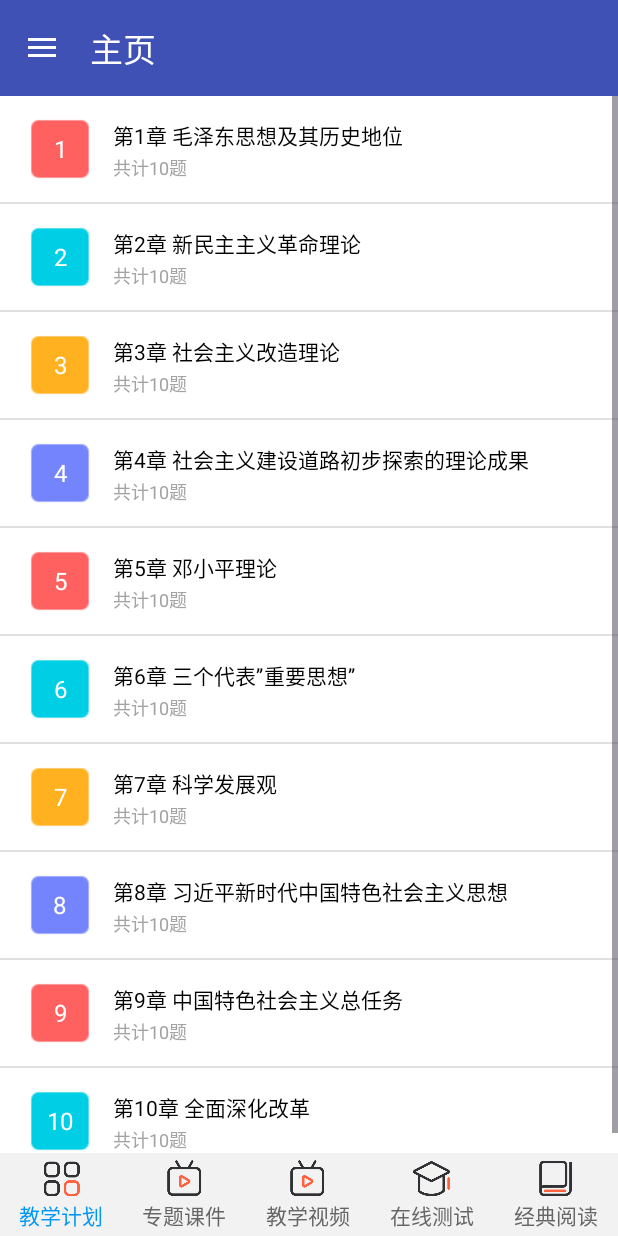
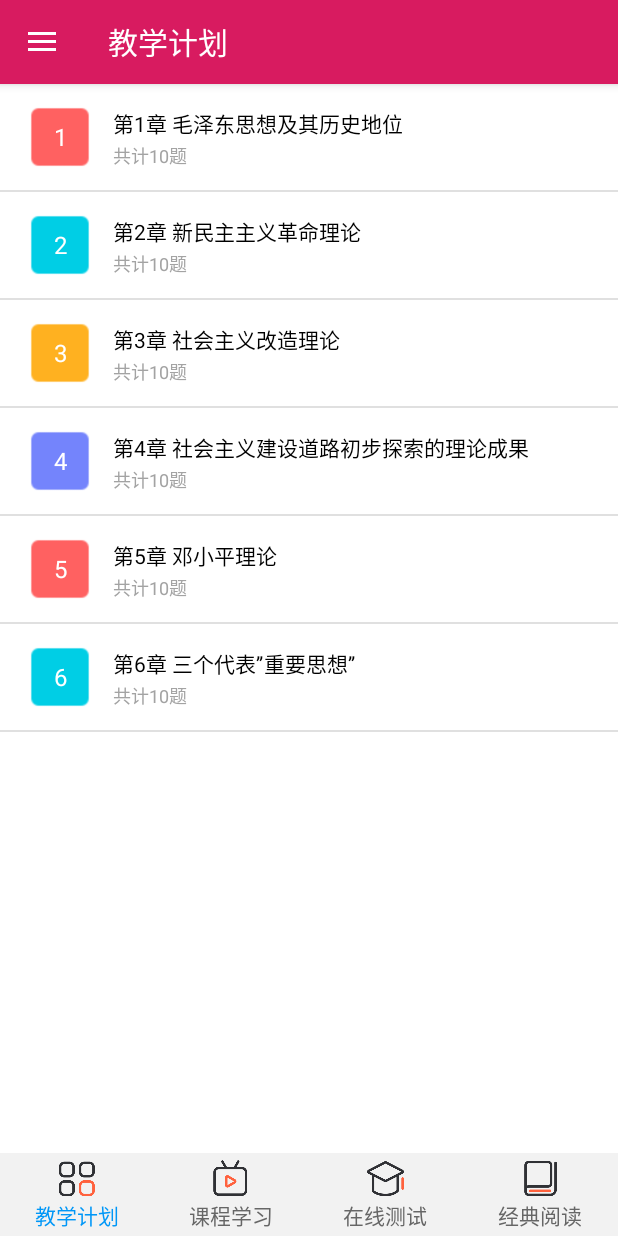
Before and after one commit to lrui1/sixianglearning, an Android app: the fragment ExercisesFragment placed in its activity, on a phone screen of 412 x 824 dp. Run offline under Robolectric (Android 15) with nearby library versions, the phone set to English and light mode, and no system bars; our stand-ins replace navigation-ui.

Commit message:
change the style and do the video play

```diff
--- a/app/src/main/AndroidManifest.xml
+++ b/app/src/main/AndroidManifest.xml
@@ -11,10 +11,12 @@
         android:roundIcon="@mipmap/ic_launcher_round"
         android:supportsRtl="true"
         android:theme="@style/Theme.JmuLearningApp"
-        tools:targetApi="31">
+        tools:targetApi="31"
+        android:usesCleartextTraffic="true">
         <activity
             android:name=".MainActivity"
-            android:exported="true">
+            android:exported="true"
+            android:theme="@style/AppTheme.NoActionBar">
             <intent-filter>
                 <action android:name="android.intent.action.MAIN" />
 
--- a/app/src/main/java/com/example/jmulearningapp/MainActivity.java
+++ b/app/src/main/java/com/example/jmulearningapp/MainActivity.java
@@ -71,7 +71,7 @@ public class MainActivity extends AppCompatActivity  implements View.OnClickList
         NavController navController = Navigation.findNavController(this, R.id.nav_host_fragment);
         NavigationUI.setupActionBarWithNavController(this, navController, mAppBarConfiguration);
         NavigationUI.setupWithNavController(navigationView, navController);
-        setSelectStatus(3);
+        setSelectStatus(0);
         LinearLayout line=(LinearLayout) findViewById(R.id.line_all);
         line.setVisibility(View.INVISIBLE);
     }
@@ -96,16 +96,16 @@ public class MainActivity extends AppCompatActivity  implements View.OnClickList
     public void onClick(View v) {
         int viewId = v.getId();
         if (viewId == R.id.main_bottom_bar) {
-            setSelectStatus(3);
+            setSelectStatus(0);
         } else if (viewId == R.id.bottom_bar_course_btn) {
             // getSupportFragmentManager().beginTransaction().add(R.id.main_body,new CourseFragment()).commit();
-            setSelectStatus(0);
+            setSelectStatus(1);
         } else if (viewId == R.id.bottom_bar_exercises_btn) {
             // getSupportFragmentManager().beginTransaction().add(R.id.main_body,new ExercisesFragment()).commit();
-            setSelectStatus(1);
+            setSelectStatus(2);
         } else if (viewId == R.id.bottom_bar_read_btn) {
             // getSupportFragmentManager().beginTransaction().add(R.id.main_body,new MyinfoFragment()).commit();
-            setSelectStatus(2);
+            setSelectStatus(3);
         }
     }
 
@@ -134,13 +134,13 @@ public class MainActivity extends AppCompatActivity  implements View.OnClickList
         bottom_bar_exercises_btn.setOnClickListener(this);
         bottom_bar_read_btn.setOnClickListener(this);
         main_bottom_bar.setOnClickListener(this);
-        tv_main_title.setText("毛概课程");
+        tv_main_title.setText("思想道德课程");
         title_bar.setBackgroundColor(Color.parseColor("#30B4FF"));
     }
 
     private void setMain() {
         this.getSupportFragmentManager().beginTransaction().add(R.id.main_body,new HomeFragment()).commit();
-        setSelectStatus(2);
+        setSelectStatus(0);
     }
 
     private void setSelectStatus(int index) {
@@ -149,6 +149,21 @@ public class MainActivity extends AppCompatActivity  implements View.OnClickList
 
         switch (index){
             case 0:
+                bottom_bar_image_main.setImageResource(R.drawable.main_my_icon_selected);
+                bottom_bar_text_main.setTextColor(Color.parseColor("#0097F7"));
+                bottom_bar_text_read.setTextColor(Color.parseColor("#666666"));
+                bottom_bar_text_course.setTextColor(Color.parseColor("#666666"));
+                bottom_bar_text_exercises.setTextColor(Color.parseColor("#666666"));
+
+                bottom_bar_image_exercises.setImageResource(R.drawable.main_exercises_icon);
+                bottom_bar_image_course.setImageResource(R.drawable.main_course_icon);
+                bottom_bar_image_read.setImageResource(R.drawable.main_read_icon);
+                getSupportFragmentManager().beginTransaction().replace(R.id.main_body,new HomeFragment()).commit();
+                tv_main_title.setText("教学计划");
+                line.setVisibility(View.VISIBLE);
+                toolbar.setTitle("教学计划");
+                break;
+            case 1:
                 bottom_bar_image_course.setImageResource(R.drawable.main_course_icon_selected);
                 bottom_bar_text_course.setTextColor(Color.parseColor("#0097F7"));
                 bottom_bar_text_exercises.setTextColor(Color.parseColor("#666666"));
@@ -164,7 +179,7 @@ public class MainActivity extends AppCompatActivity  implements View.OnClickList
                 line.setVisibility(View.VISIBLE);
                 toolbar.setTitle("课程");
                 break;
-            case 1:
+            case 2:
                 bottom_bar_image_exercises.setImageResource(R.drawable.main_exercises_icon_selected);
                 bottom_bar_text_exercises.setTextColor(Color.parseColor("#0097F7"));
                 bottom_bar_text_course.setTextColor(Color.parseColor("#666666"));
@@ -180,7 +195,7 @@ public class MainActivity extends AppCompatActivity  implements View.OnClickList
                 line.setVisibility(View.VISIBLE);
                 toolbar.setTitle("在线测试");
                 break;
-            case 2:
+            case 3:
                 bottom_bar_image_read.setImageResource(R.drawable.main_read_icon_selected);
                 bottom_bar_text_read.setTextColor(Color.parseColor("#0097F7"));
                 bottom_bar_text_course.setTextColor(Color.parseColor("#666666"));
@@ -197,21 +212,6 @@ public class MainActivity extends AppCompatActivity  implements View.OnClickList
                 line.setVisibility(View.VISIBLE);
                 toolbar.setTitle("经典阅读");
                 break;
-            case 3:
-                bottom_bar_image_main.setImageResource(R.drawable.main_my_icon_selected);
-                bottom_bar_text_main.setTextColor(Color.parseColor("#0097F7"));
-                bottom_bar_text_read.setTextColor(Color.parseColor("#666666"));
-                bottom_bar_text_course.setTextColor(Color.parseColor("#666666"));
-                bottom_bar_text_exercises.setTextColor(Color.parseColor("#666666"));
-
-                bottom_bar_image_exercises.setImageResource(R.drawable.main_exercises_icon);
-                bottom_bar_image_course.setImageResource(R.drawable.main_course_icon);
-                bottom_bar_image_read.setImageResource(R.drawable.main_read_icon);
-                getSupportFragmentManager().beginTransaction().replace(R.id.main_body,new HomeFragment()).commit();
-                tv_main_title.setText("主页");
-                line.setVisibility(View.VISIBLE);
-                toolbar.setTitle("主页");
-                break;
         }
     }
 
--- a/app/src/main/java/com/example/jmulearningapp/activity/VideoPlayActivity.java
+++ b/app/src/main/java/com/example/jmulearningapp/activity/VideoPlayActivity.java
@@ -41,20 +41,15 @@ public class VideoPlayActivity extends Activity {
         videoView = findViewById(R.id.videoView);
         controller = new MediaController(this);
         videoView.setMediaController(controller);
-        play();
-    }
 
-    private void play() {
         if(TextUtils.isEmpty(videoPath)){
             Toast.makeText(this,"本地没有此视频，暂无法播放", Toast.LENGTH_SHORT).show();
             return;
         }
-        //String uri = "android.resource://" + getPackageName() + "/" + R.raw.video11;
         Log.i("Video",videoPath);
         String uri = videoPath;
         Uri uri1 = Uri.parse(uri);
         videoView.setVideoURI(uri1);
-        //videoView.setVideoPath(uri);
         videoView.start();
     }
     @Override
--- a/app/src/main/java/com/example/jmulearningapp/fragment/CourseFragment.java
+++ b/app/src/main/java/com/example/jmulearningapp/fragment/CourseFragment.java
@@ -115,6 +115,7 @@ public class CourseFragment extends Fragment {
     private void initView(View view ){
         rv_list=view.findViewById(R.id.rv_list);
         adapter=new CourseListItemAdapter(getActivity());
+        // todo 进行合法性检查
         adapter.setData(rList);
         rv_list.setLayoutManager(new GridLayoutManager(getActivity(),3));
         rv_list.setAdapter(adapter);
--- a/app/src/main/java/com/example/jmulearningapp/fragment/ExercisesFragment.java
+++ b/app/src/main/java/com/example/jmulearningapp/fragment/ExercisesFragment.java
@@ -44,7 +44,7 @@ public class ExercisesFragment extends Fragment {
     //章节习题信息
     private void initData(){
         beanlist = new ArrayList<ExercisesBean>();
-        for (int i=0;i<10;i++){
+        for (int i=0;i<6;i++){
             ExercisesBean bean = new ExercisesBean();
             bean.id=(i+1);
             switch (i){
@@ -78,26 +78,6 @@ public class ExercisesFragment extends Fragment {
                     bean.content="共计10题";
                     bean.background=(R.drawable.exercises_bg_2);
                     break;
-                case 6:
-                    bean.title="第7章 科学发展观";
-                    bean.content="共计10题";
-                    bean.background=(R.drawable.exercises_bg_3);
-                    break;
-                case 7:
-                    bean.title="第8章 习近平新时代中国特色社会主义思想";
-                    bean.content="共计10题";
-                    bean.background=(R.drawable.exercises_bg_4);
-                    break;
-                case 8:
-                    bean.title="第9章 中国特色社会主义总任务";
-                    bean.content="共计10题";
-                    bean.background=(R.drawable.exercises_bg_1);
-                    break;
-                case 9:
-                    bean.title="第10章 全面深化改革";
-                    bean.content="共计10题";
-                    bean.background=(R.drawable.exercises_bg_2);
-                    break;
                 default:
                     break;
             }
--- a/app/src/main/java/com/example/jmulearningapp/fragment/HomeFragment.java
+++ b/app/src/main/java/com/example/jmulearningapp/fragment/HomeFragment.java
@@ -48,8 +48,6 @@ public class HomeFragment extends Fragment {
         if (getArguments() != null) {
             mContentText = getArguments().getString(ARG_SHOW_TEXT);
         }
-
-
     }
 
     @Override
@@ -69,6 +67,6 @@ public class HomeFragment extends Fragment {
         WebSettings settings = webview.getSettings();
         settings.setJavaScriptEnabled(true);
         //打开的网址
-        webview.loadUrl("http://47.100.53.114/plan/bg.html");
+        webview.loadUrl("https://www.jmu.edu.cn/");
     }
 }
--- a/app/src/main/res/layout/activity_video_play.xml
+++ b/app/src/main/res/layout/activity_video_play.xml
@@ -1,8 +1,9 @@
 <?xml version="1.0" encoding="utf-8"?>
-<RelativeLayout
-    xmlns:android="http://schemas.android.com/apk/res/android"
+<RelativeLayout xmlns:android="http://schemas.android.com/apk/res/android"
     android:layout_width="match_parent"
-    android:layout_height="match_parent">
+    android:layout_height="match_parent"
+    xmlns:tools="http://schemas.android.com/tools"
+    tools:context=".activity.VideoPlayActivity">
     <VideoView
         android:id="@+id/videoView"
         android:layout_width="match_parent"
--- a/app/src/main/res/layout/app_bar_main.xml
+++ b/app/src/main/res/layout/app_bar_main.xml
@@ -16,7 +16,7 @@
             android:id="@+id/toolbar"
             android:layout_width="match_parent"
             android:layout_height="?attr/actionBarSize"
-            android:background="?attr/colorPrimary"
+            android:background="@color/colorAccent"
             app:popupTheme="@style/AppTheme.PopupOverlay"/>
 
     </com.google.android.material.appbar.AppBarLayout>
@@ -82,7 +82,7 @@
                     android:id="@+id/bottom_bar_image_main"
                     android:src="@drawable/main_teach_icon"/>
             </RelativeLayout>
-            <!--专题课件-->
+            <!--课程学习-->
             <RelativeLayout
                 android:layout_weight="1"
                 android:id="@+id/bottom_bar_course_btn"
@@ -97,7 +97,7 @@
                     android:layout_marginBottom="3dp"
                     android:gravity="center"
                     android:singleLine="true"
-                    android:text="专题课件"
+                    android:text="课程学习"
                     android:textColor="#666666"
                     android:textSize="14sp"/>
                 <ImageView
@@ -108,34 +108,6 @@
                     android:layout_centerHorizontal="true"
                     android:layout_marginTop="3dp"
                     android:id="@+id/bottom_bar_image_course"
-                    android:src="@drawable/main_course_icon"/>
-            </RelativeLayout>
-            <!--教学视频-->
-            <RelativeLayout
-                android:layout_weight="1"
-                android:id="@+id/bottom_bar_video_btn"
-                android:layout_width="0dp"
-                android:layout_height="match_parent">
-                <TextView
-                    android:id="@+id/bottom_bar_text_video"
-                    android:layout_width="match_parent"
-                    android:layout_height="wrap_content"
-                    android:layout_alignParentBottom="true"
-                    android:layout_centerHorizontal="true"
-                    android:layout_marginBottom="3dp"
-                    android:gravity="center"
-                    android:singleLine="true"
-                    android:text="教学视频"
-                    android:textColor="#666666"
-                    android:textSize="14sp"/>
-                <ImageView
-                    android:layout_width="27dp"
-                    android:layout_height="27dp"
-                    android:layout_above="@+id/bottom_bar_text_video"
-                    android:layout_alignParentTop="true"
-                    android:layout_centerHorizontal="true"
-                    android:layout_marginTop="3dp"
-                    android:id="@+id/bottom_bar_image_video"
                     android:src="@drawable/main_course_icon"/>
             </RelativeLayout>
             <!--在线测试-->
--- a/app/src/main/res/layout/main_title_bar.xml
+++ b/app/src/main/res/layout/main_title_bar.xml
@@ -7,7 +7,7 @@
     android:id="@+id/title_bar"
     android:layout_width="match_parent"
     android:layout_height="50dp"
-    android:background="@android:color/transparent">
+    android:background="@color/colorAccent">
     <!--设置返回键TextView为高度50dp,宽度为50dp;id为android:id="@+id/tv_back"-->
     <!--layout_alignParentLeft为与父控件左对齐-->
     <!--layout_centerVertical为控件垂直居中-->
```
